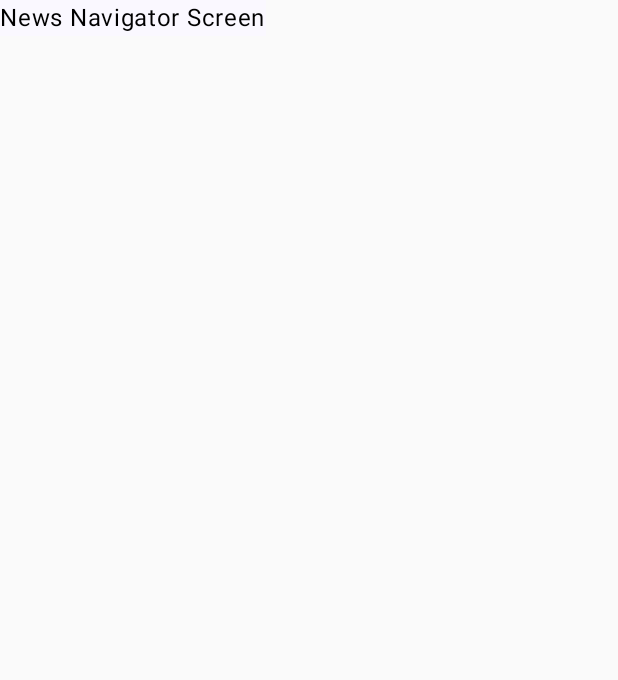
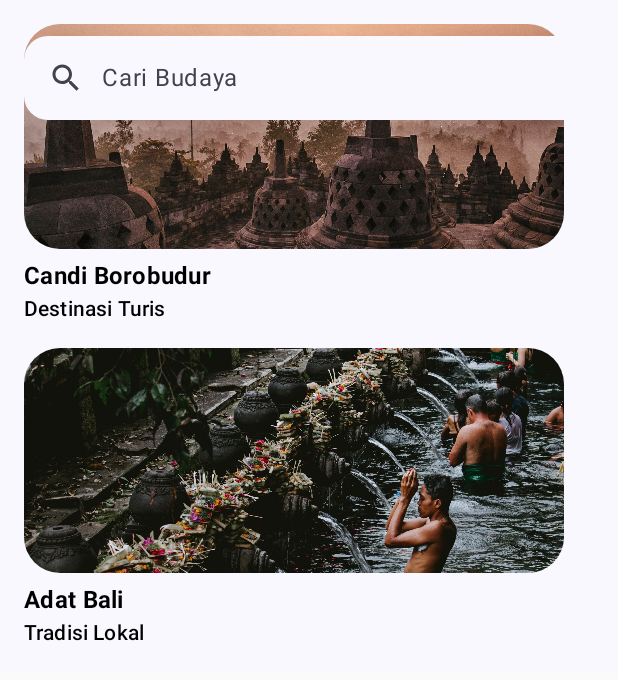
Before and after one commit to culturama/Culturama-MD, an Android app built with Jetpack Compose: the HomeScreen screen opened through its navigation route, on a phone screen of 412 x 824 dp. Shown: the top 680 px of the screen. Run offline under Robolectric (Android 15) with nearby library versions, the phone set to English and light mode, and no system bars; our stand-ins replace Dagger/Hilt's generated code, accompanist; 4 statements that could not run were skipped.

Commit message:
add home screen

```diff
--- a/app/src/main/java/com/example/culturama/ui/navigation/NavGraph.kt
+++ b/app/src/main/java/com/example/culturama/ui/navigation/NavGraph.kt
@@ -9,6 +9,7 @@ import androidx.navigation.compose.navigation
 import androidx.navigation.compose.rememberNavController
 import com.example.culturama.ui.screen.boarding.OnBoardingScreen
 import com.example.culturama.ui.screen.boarding.OnBoardingViewModel
+import com.example.culturama.ui.screen.home.HomeScreen
 
 @Composable
 fun NavGraph (
@@ -41,9 +42,7 @@ fun NavGraph (
             composable(
                 route = Route.CultureNavigatorScreen.route
             ) {
-                Text(
-                    text = "News Navigator Screen"
-                )
+                HomeScreen()
             }
         }
     }
--- /dev/null
+++ b/app/src/main/java/com/example/culturama/ui/screen/home/HomeScreen.kt
@@ -0,0 +1,82 @@
+package com.example.culturama.ui.screen.home
+
+import androidx.compose.foundation.clickable
+import androidx.compose.foundation.layout.Arrangement
+import androidx.compose.foundation.layout.PaddingValues
+import androidx.compose.foundation.lazy.LazyColumn
+import androidx.compose.foundation.lazy.grid.GridCells
+import androidx.compose.foundation.lazy.grid.LazyVerticalGrid
+import androidx.compose.foundation.lazy.grid.items
+import androidx.compose.foundation.lazy.items
+import androidx.compose.runtime.Composable
+import androidx.compose.runtime.collectAsState
+import androidx.compose.ui.Modifier
+import androidx.compose.ui.tooling.preview.Devices
+import androidx.compose.ui.tooling.preview.Preview
+import androidx.compose.ui.unit.dp
+import androidx.lifecycle.viewmodel.compose.viewModel
+import com.example.culturama.di.Injection
+import com.example.culturama.model.FavCulture
+import com.example.culturama.ui.ViewModelFactory
+import com.example.culturama.ui.screen.common.UiState
+import com.example.culturama.ui.screen.home.components.RecommendationItem
+import com.example.culturama.ui.screen.home.components.Search
+import com.example.culturama.ui.theme.CulturamaTheme
+
+@Composable
+fun HomeScreen (
+    modifier: Modifier = Modifier,
+    viewModel: HomeViewModel = viewModel(
+        factory = ViewModelFactory(Injection.provideRepository())
+    ),
+//    navigateToDetail: (Long) -> Unit
+) {
+    viewModel.uiState.collectAsState(initial = UiState.Loading).value.let { uiState ->
+        when (uiState) {
+            is UiState.Loading -> {
+                viewModel.getAllCulture()
+            }
+            is UiState.Success -> {
+                Search()
+                HomeContent(
+                    favCulture = uiState.data,
+                    modifier = modifier,
+//                    navigateToDetail = navigateToDetail,
+                )
+            }
+            is UiState.Error -> {}
+        }
+    }
+}
+
+@Composable
+fun HomeContent (
+    favCulture: List<FavCulture>,
+    modifier: Modifier = Modifier,
+//    navigateToDetail: (Long) -> Unit
+) {
+    LazyColumn(
+        contentPadding = PaddingValues(16.dp),
+        verticalArrangement = Arrangement.spacedBy(16.dp),
+        modifier = modifier
+    ) {
+        items(favCulture) { data ->
+            RecommendationItem(
+                image = data.culture.image,
+                title = data.culture.titleDest,
+                categories = data.culture.categories,
+//                modifier = Modifier.clickable {
+//                    navigateToDetail(data.culture.id)
+//                }
+            )
+        }
+    }
+}
+
+@Preview(showBackground = true, device = Devices.PIXEL_4)
+@Composable
+fun HomeScreenPreview() {
+    CulturamaTheme {
+        HomeScreen()
+    }
+}
--- /dev/null
+++ b/app/src/main/java/com/example/culturama/ui/screen/home/HomeViewModel.kt
@@ -0,0 +1,30 @@
+package com.example.culturama.ui.screen.home
+
+import androidx.lifecycle.ViewModel
+import androidx.lifecycle.viewModelScope
+import com.example.culturama.data.manager.CultureRepository
+import com.example.culturama.model.FavCulture
+import com.example.culturama.ui.screen.common.UiState
+import kotlinx.coroutines.flow.MutableStateFlow
+import kotlinx.coroutines.flow.StateFlow
+import kotlinx.coroutines.flow.catch
+import kotlinx.coroutines.launch
+
+class HomeViewModel (
+    private val repository: CultureRepository
+): ViewModel() {
+    private val _uiState: MutableStateFlow<UiState<List<FavCulture>>> = MutableStateFlow(UiState.Loading)
+    val uiState: StateFlow<UiState<List<FavCulture>>> get() = _uiState
+
+    fun getAllCulture() {
+        viewModelScope.launch {
+            repository.getAllCulture()
+                .catch {
+                    _uiState.value = UiState.Error(it.message.toString())
+                }
+                .collect {favGames ->
+                    _uiState.value = UiState.Success(favGames)
+                }
+        }
+    }
+}
--- /dev/null
+++ b/app/src/main/java/com/example/culturama/ui/screen/home/components/RecommendationItem.kt
@@ -0,0 +1,68 @@
+package com.example.culturama.ui.screen.home.components
+
+import androidx.compose.foundation.Image
+import androidx.compose.foundation.layout.Column
+import androidx.compose.foundation.layout.Spacer
+import androidx.compose.foundation.layout.height
+import androidx.compose.foundation.layout.size
+import androidx.compose.foundation.shape.RoundedCornerShape
+import androidx.compose.material3.MaterialTheme
+import androidx.compose.material3.Text
+import androidx.compose.runtime.Composable
+import androidx.compose.ui.Modifier
+import androidx.compose.ui.draw.clip
+import androidx.compose.ui.layout.ContentScale
+import androidx.compose.ui.res.painterResource
+import androidx.compose.ui.res.stringResource
+import androidx.compose.ui.text.font.FontWeight
+import androidx.compose.ui.text.style.TextOverflow
+import androidx.compose.ui.tooling.preview.Preview
+import androidx.compose.ui.unit.dp
+import com.example.culturama.R
+import com.example.culturama.ui.theme.CulturamaTheme
+
+@Composable
+fun RecommendationItem (
+    image: Int,
+    title: String,
+    categories: String,
+    modifier: Modifier = Modifier
+) {
+    Column(
+        modifier = modifier
+    ) {
+        Image(
+            painter = painterResource(image),
+            contentDescription = null,
+            contentScale = ContentScale.Crop,
+            modifier = Modifier
+                .size(width = 360.dp, height = 150.dp)
+                .clip(RoundedCornerShape(24.dp))
+        )
+        Spacer(modifier = Modifier.height(6.dp))
+        Text(
+            text = title,
+            maxLines = 2,
+            overflow = TextOverflow.Ellipsis,
+            style = MaterialTheme.typography.titleMedium.copy(
+                fontWeight = FontWeight.Bold
+            )
+        )
+        Text(
+            text = categories,
+            style = MaterialTheme.typography.titleSmall
+        )
+    }
+}
+
+@Preview(showBackground = true)
+@Composable
+fun GameItemPreview() {
+    CulturamaTheme {
+        RecommendationItem(
+            image = R.drawable.onboarding_1,
+            title = "Candi Borobudur",
+            categories = stringResource(R.string.tourist_destination)
+        )
+    }
+}
--- /dev/null
+++ b/app/src/main/java/com/example/culturama/ui/screen/home/components/SearchBar.kt
@@ -0,0 +1,62 @@
+package com.example.culturama.ui.screen.home.components
+
+import androidx.compose.foundation.layout.fillMaxWidth
+import androidx.compose.foundation.layout.heightIn
+import androidx.compose.foundation.layout.padding
+import androidx.compose.material.icons.Icons
+import androidx.compose.material.icons.filled.Search
+import androidx.compose.material3.ExperimentalMaterial3Api
+import androidx.compose.material3.Icon
+import androidx.compose.material3.MaterialTheme
+import androidx.compose.material3.SearchBar
+import androidx.compose.material3.SearchBarDefaults
+import androidx.compose.material3.Text
+import androidx.compose.runtime.Composable
+import androidx.compose.ui.Modifier
+import androidx.compose.ui.res.stringResource
+import androidx.compose.ui.tooling.preview.Preview
+import androidx.compose.ui.unit.dp
+import com.example.culturama.R
+import com.example.culturama.ui.theme.CulturamaTheme
+
+@OptIn(ExperimentalMaterial3Api::class)
+@Composable
+fun Search (
+    modifier: Modifier = Modifier
+) {
+    SearchBar(
+        query = "",
+        onQueryChange = {},
+        onSearch = {},
+        active = false,
+        onActiveChange = {},
+        leadingIcon = {
+            Icon(
+                imageVector = Icons.Default.Search,
+                contentDescription = null,
+                tint = MaterialTheme.colorScheme.onSurfaceVariant
+            )
+        },
+        placeholder = {
+            Text(stringResource(R.string.search_culture))
+        },
+        shape = MaterialTheme.shapes.large,
+        colors = SearchBarDefaults.colors(
+            containerColor = MaterialTheme.colorScheme.background
+        ),
+        modifier = modifier
+            .padding(16.dp)
+            .fillMaxWidth()
+            .heightIn(min = 48.dp)
+    ) {
+
+    }
+}
+
+@Preview(showBackground = true)
+@Composable
+fun SearchPreview() {
+    CulturamaTheme {
+        Search()
+    }
+}
```
Also changed, not shown: app/src/main/java/com/example/culturama/ui/screen/home/components/BottomBar.kt (added, +80 -0 lines), app/src/main/java/com/example/culturama/ui/screen/home/components/CategoriesItemSmall.kt (added, +87 -0 lines).
